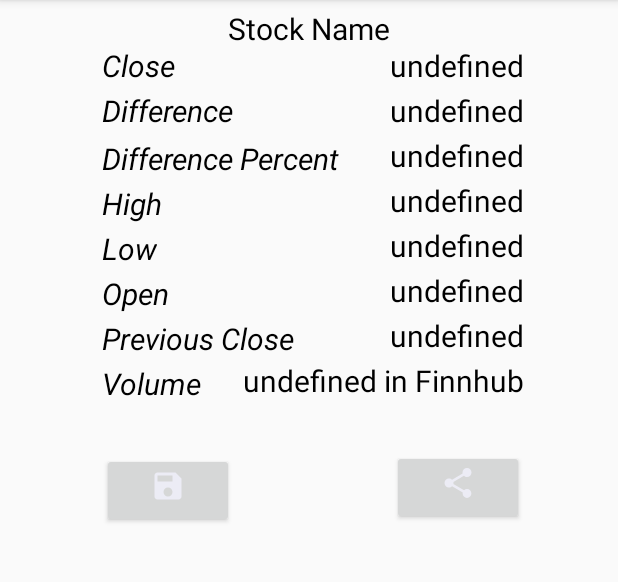
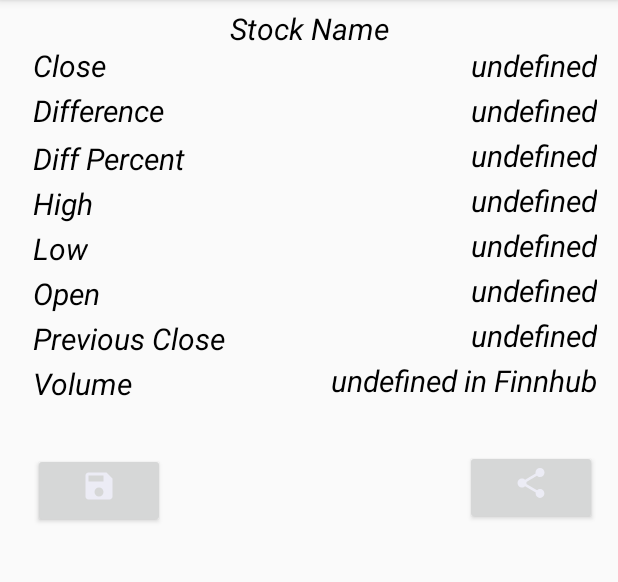
Before and after one commit to MarcuX009/StockPulse, an Android app: the fragment StockFragment placed in its activity, on a phone screen of 412 x 824 dp, the part 84-666 px from its top. Run offline under Robolectric (Android 15) with nearby library versions, the phone set to English and light mode, and no system bars.

Commit message:
fixed small UI alignment

```diff
--- a/app/src/main/res/layout/fragment_stock.xml
+++ b/app/src/main/res/layout/fragment_stock.xml
@@ -24,7 +24,7 @@
         android:layout_alignStart="@+id/closeLayout"
         android:layout_alignTop="@+id/differenceLayout"
         android:layout_marginTop="32dp"
-        android:text="Difference Percent"
+        android:text="Diff Percent"
         android:textColor="@color/black"
         android:textSize="20sp"
         android:textStyle="italic" />
@@ -106,7 +106,7 @@
         android:text="@string/undefined_hint"
         android:textColor="@color/black"
         android:textSize="20sp"
-        android:textStyle="normal" />
+        android:textStyle="italic" />
     <TextView
         android:id="@+id/differencePercentValueLayout"
         android:layout_width="wrap_content"
@@ -117,7 +117,7 @@
         android:text="@string/undefined_hint"
         android:textColor="@color/black"
         android:textSize="20sp"
-        android:textStyle="normal" />
+        android:textStyle="italic" />
     <TextView
         android:id="@+id/highValueLayout"
         android:layout_width="wrap_content"
@@ -128,7 +128,7 @@
         android:text="@string/undefined_hint"
         android:textColor="@color/black"
         android:textSize="20sp"
-        android:textStyle="normal" />
+        android:textStyle="italic" />
     <TextView
         android:id="@+id/lowValueLayout"
         android:layout_width="wrap_content"
@@ -139,7 +139,7 @@
         android:text="@string/undefined_hint"
         android:textColor="@color/black"
         android:textSize="20sp"
-        android:textStyle="normal" />
+        android:textStyle="italic" />
     <TextView
         android:id="@+id/openValueLayout"
         android:layout_width="wrap_content"
@@ -150,7 +150,7 @@
         android:text="@string/undefined_hint"
         android:textColor="@color/black"
         android:textSize="20sp"
-        android:textStyle="normal" />
+        android:textStyle="italic" />
     <TextView
         android:id="@+id/previousCloseValueLayout"
         android:layout_width="wrap_content"
@@ -161,7 +161,7 @@
         android:text="@string/undefined_hint"
         android:textColor="@color/black"
         android:textSize="20sp"
-        android:textStyle="normal" />
+        android:textStyle="italic" />
     <TextView
         android:id="@+id/volumeValueLayout"
         android:layout_width="wrap_content"
@@ -172,29 +172,31 @@
         android:text="@string/undefined_hint2"
         android:textColor="@color/black"
         android:textSize="20sp"
-        android:textStyle="normal" />
+        android:textStyle="italic" />
     <TextView
         android:id="@+id/closeValueLayout"
         android:layout_width="wrap_content"
         android:layout_height="wrap_content"
         android:layout_alignParentTop="true"
-        android:layout_marginRight="45sp"
         android:layout_marginTop="30sp"
+        android:layout_marginLeft="8sp"
         android:layout_toRightOf="@+id/stockNameValueLayout"
         android:text="@string/undefined_hint"
         android:textColor="@color/black"
         android:textSize="20sp"
-        android:textStyle="normal" />
+        android:textStyle="italic" />
+
     <TextView
         android:id="@+id/stockNameValueLayout"
-        android:layout_width="wrap_content"
+        android:layout_width="200dp"
         android:layout_height="wrap_content"
+        android:layout_centerHorizontal="true"
         android:layout_marginTop="5sp"
-        android:layout_centerHorizontal="true"
+        android:gravity="center"
         android:text="Stock Name"
         android:textColor="@color/black"
         android:textSize="20sp"
-        android:textStyle="normal" />
+        android:textStyle="italic" />
     <Button
         android:id="@+id/saveButtonLayout"
         android:layout_width="wrap_content"
```
